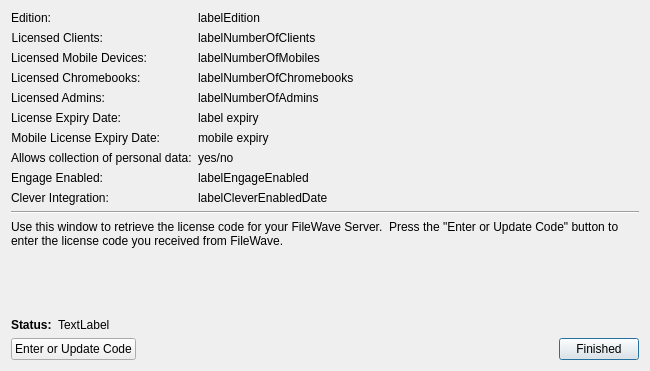
First picture: the form in FWAdminLib/EditActivationCodesDlg.ui, repository fw-dev/translations, before the edit.
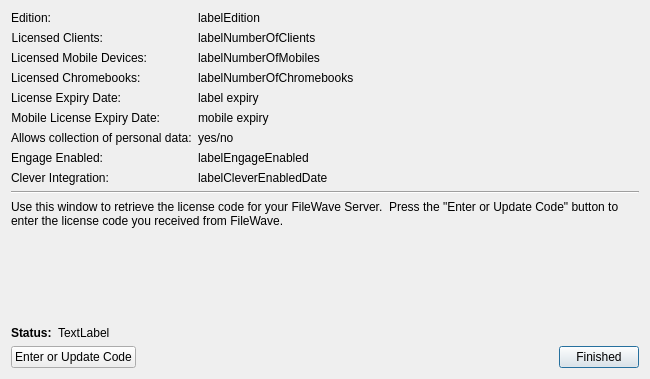
Second picture: the form after the edit.

The edit to the form file:
```diff
--- a/FWAdminLib/EditActivationCodesDlg.ui
+++ b/FWAdminLib/EditActivationCodesDlg.ui
@@ -7,7 +7,7 @@
     <x>0</x>
     <y>0</y>
     <width>650</width>
-    <height>371</height>
+    <height>379</height>
    </rect>
   </property>
   <property name="windowTitle">
@@ -123,23 +123,6 @@
         </widget>
        </item>
        <item row="4" column="0">
-        <widget class="QLabel" name="label_4">
-         <property name="text">
-          <string>Licensed Admins:</string>
-         </property>
-         <property name="alignment">
-          <set>Qt::AlignRight|Qt::AlignTrailing|Qt::AlignVCenter</set>
-         </property>
-        </widget>
-       </item>
-       <item row="4" column="1">
-        <widget class="QLabel" name="labelNumberOfAdmins">
-         <property name="text">
-          <string>labelNumberOfAdmins</string>
-         </property>
-        </widget>
-       </item>
-       <item row="5" column="0">
         <widget class="QLabel" name="label_8">
          <property name="text">
           <string>License Expiry Date:</string>
@@ -149,14 +132,14 @@
          </property>
         </widget>
        </item>
-       <item row="5" column="1">
+       <item row="4" column="1">
         <widget class="QLabel" name="labelExpiryDate">
          <property name="text">
           <string>label expiry</string>
          </property>
         </widget>
        </item>
-       <item row="6" column="0">
+       <item row="5" column="0">
         <widget class="QLabel" name="label_9">
          <property name="text">
           <string>Mobile License Expiry Date:</string>
@@ -166,49 +149,49 @@
          </property>
         </widget>
        </item>
-       <item row="6" column="1">
+       <item row="5" column="1">
         <widget class="QLabel" name="labelMovileExpiryDate">
          <property name="text">
           <string>mobile expiry</string>
          </property>
         </widget>
        </item>
-       <item row="7" column="0">
+       <item row="6" column="0">
         <widget class="QLabel" name="label_7">
          <property name="text">
           <string>Allows collection of personal data:</string>
          </property>
         </widget>
        </item>
-       <item row="7" column="1">
+       <item row="6" column="1">
         <widget class="QLabel" name="labelAllowUserDataCollection">
          <property name="text">
           <string>yes/no</string>
          </property>
         </widget>
        </item>
-       <item row="8" column="0">
+       <item row="7" column="0">
         <widget class="QLabel" name="label_10">
          <property name="text">
           <string>Engage Enabled:</string>
          </property>
         </widget>
        </item>
-       <item row="8" column="1">
+       <item row="7" column="1">
         <widget class="QLabel" name="labelEngageEnabled">
          <property name="text">
           <string>labelEngageEnabled</string>
          </property>
         </widget>
        </item>
-       <item row="9" column="0">
+       <item row="8" column="0">
         <widget class="QLabel" name="label_11">
          <property name="text">
           <string>Clever Integration:</string>
          </property>
         </widget>
        </item>
-       <item row="9" column="1">
+       <item row="8" column="1">
         <widget class="QLabel" name="labelCleverFromDate">
          <property name="text">
           <string>labelCleverEnabledDate</string>
```
Left out of the diff: 28 changed lines with no effect on the pictures.
